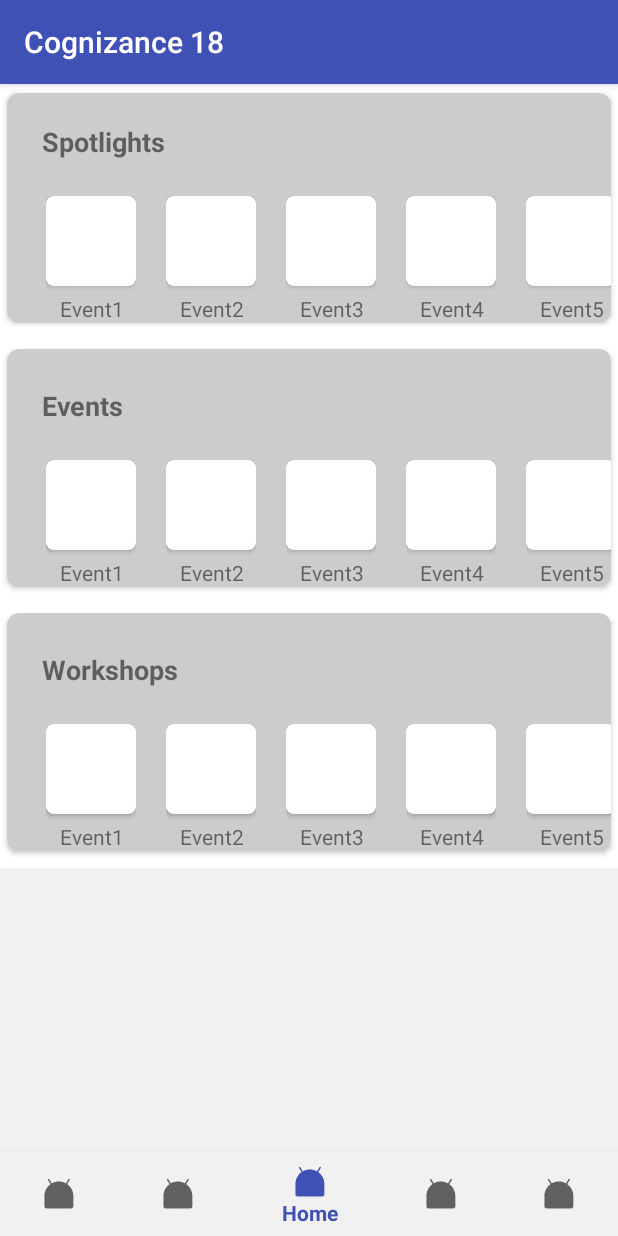
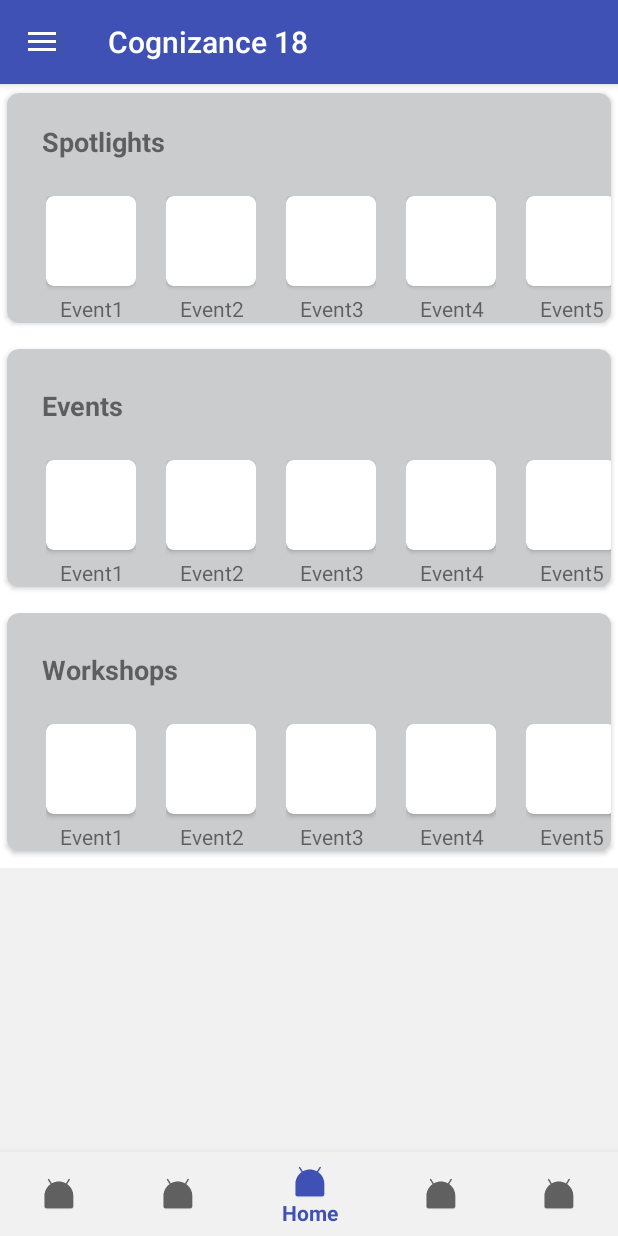
Before and after one commit to RohanBh/cogni18-app, an Android app: the screen it shows after launch (MainActivity), on a phone screen of 412 x 824 dp. Run offline under Robolectric (Android 15) with nearby library versions, the phone set to English and light mode, and no system bars.

Commit message:
Nav Drawer with basic design added

```diff
--- a/app/src/main/AndroidManifest.xml
+++ b/app/src/main/AndroidManifest.xml
@@ -8,7 +8,7 @@
         android:label="@string/app_name"
         android:roundIcon="@mipmap/ic_launcher_round"
         android:supportsRtl="true"
-        android:theme="@style/AppTheme">
+        android:theme="@style/AppTheme.NoActionBar">
         <activity android:name=".MainActivity">
             <intent-filter>
                 <action android:name="android.intent.action.MAIN" />
--- a/app/src/main/java/com/cognizance/cognizance18/MainActivity.java
+++ b/app/src/main/java/com/cognizance/cognizance18/MainActivity.java
@@ -3,19 +3,42 @@ package com.cognizance.cognizance18;
 import android.app.Fragment;
 import android.support.annotation.NonNull;
 import android.support.design.widget.BottomNavigationView;
+import android.support.design.widget.NavigationView;
 import android.support.v4.app.FragmentTransaction;
+import android.support.v4.view.GravityCompat;
+import android.support.v4.widget.DrawerLayout;
+import android.support.v7.app.ActionBarDrawerToggle;
 import android.support.v7.app.AppCompatActivity;
 import android.os.Bundle;
+import android.support.v7.widget.Toolbar;
 import android.view.MenuItem;
+import android.widget.Toast;
 
-public class MainActivity extends AppCompatActivity {
+public class MainActivity extends AppCompatActivity implements NavigationView.OnNavigationItemSelectedListener{
 
     BottomNavigationView bottomNavigationView;
 
     @Override
     protected void onCreate(Bundle savedInstanceState) {
         super.onCreate(savedInstanceState);
-        setContentView(R.layout.front_activity);
+        setContentView(R.layout.activity_main);
+
+        //Toolbar
+        Toolbar toolbar = findViewById(R.id.toolbar);
+        setSupportActionBar(toolbar);
+
+        // Navigation View
+        DrawerLayout drawer = (DrawerLayout) findViewById(R.id.drawer_layout);
+        ActionBarDrawerToggle toggle = new ActionBarDrawerToggle(
+                this, drawer, toolbar, R.string.navigation_drawer_open, R.string.navigation_drawer_close);
+        drawer.addDrawerListener(toggle);
+        toggle.syncState();
+
+        NavigationView navigationView = (NavigationView) findViewById(R.id.nav_view);
+        navigationView.setNavigationItemSelectedListener(this);
+
+
+        // Bottom Navigation View
         bottomNavigationView = (BottomNavigationView) findViewById(R.id.navigation);
         bottomNavigationView.getMenu().getItem(2).setChecked(true);
         bottomNavigationView.setOnNavigationItemSelectedListener
@@ -51,4 +74,37 @@ public class MainActivity extends AppCompatActivity {
         transaction.replace(R.id.container, HomeFragment.newInstance());
         transaction.commit();
     }
+
+    @Override
+    public boolean onNavigationItemSelected(@NonNull MenuItem item) {
+        // Handle navigation view item clicks here.
+        int id = item.getItemId();
+        android.support.v4.app.Fragment selectedFragment = null;
+        switch (item.getItemId()) {
+            case R.id.nav_home:
+                selectedFragment = HomeFragment.newInstance();
+                break;
+            case R.id.nav_events:
+                selectedFragment = EventsFragment.newInstance();
+                break;
+            case R.id.nav_profile:
+                selectedFragment = ProfileFragment.newInstance();
+                break;
+            case R.id.nav_workshops:
+                selectedFragment = WorkshopsFragment.newInstance();
+                break;
+            case R.id.nav_spotlights:
+                selectedFragment = SpotlightFragment.newInstance();
+                break;
+            case R.id.nav_sign_out:
+                Toast.makeText(this, "Coming Soon", Toast.LENGTH_SHORT).show();
+                return true;
+        }
+        FragmentTransaction transaction = getSupportFragmentManager().beginTransaction();
+        transaction.replace(R.id.container, selectedFragment);
+        transaction.commit();
+        DrawerLayout drawer = findViewById(R.id.drawer_layout);
+        drawer.closeDrawer(GravityCompat.START);
+        return true;
+    }
 }
--- a/app/src/main/res/layout/activity_main.xml
+++ b/app/src/main/res/layout/activity_main.xml
@@ -1,18 +1,26 @@
 <?xml version="1.0" encoding="utf-8"?>
-<android.support.constraint.ConstraintLayout xmlns:android="http://schemas.android.com/apk/res/android"
+<android.support.v4.widget.DrawerLayout
+    xmlns:android="http://schemas.android.com/apk/res/android"
     xmlns:app="http://schemas.android.com/apk/res-auto"
     xmlns:tools="http://schemas.android.com/tools"
+    android:id="@+id/drawer_layout"
     android:layout_width="match_parent"
     android:layout_height="match_parent"
-    tools:context="com.cognizance.cognizance18.MainActivity">
+    android:fitsSystemWindows="true"
+    tools:openDrawer="start">
 
-    <TextView
+    <include
+        layout="@layout/app_bar_main"
+        android:layout_width="match_parent"
+        android:layout_height="match_parent" />
+
+    <android.support.design.widget.NavigationView
+        android:id="@+id/nav_view"
         android:layout_width="wrap_content"
-        android:layout_height="wrap_content"
-        android:text="Hello World!"
-        app:layout_constraintBottom_toBottomOf="parent"
-        app:layout_constraintLeft_toLeftOf="parent"
-        app:layout_constraintRight_toRightOf="parent"
-        app:layout_constraintTop_toTopOf="parent" />
+        android:layout_height="match_parent"
+        android:layout_gravity="start"
+        android:fitsSystemWindows="true"
+        app:headerLayout="@layout/nav_header_main"
+        app:menu="@menu/activity_main_drawer" />
 
-</android.support.constraint.ConstraintLayout>
+</android.support.v4.widget.DrawerLayout>
--- /dev/null
+++ b/app/src/main/res/layout/app_bar_main.xml
@@ -0,0 +1,23 @@
+<?xml version="1.0" encoding="utf-8"?>
+<android.support.design.widget.CoordinatorLayout xmlns:android="http://schemas.android.com/apk/res/android"
+    xmlns:app="http://schemas.android.com/apk/res-auto"
+    xmlns:tools="http://schemas.android.com/tools"
+    android:layout_width="match_parent"
+    android:layout_height="match_parent"
+    tools:context=".MainActivity">
+
+    <android.support.design.widget.AppBarLayout
+        android:layout_width="match_parent"
+        android:layout_height="wrap_content"
+        android:theme="@style/AppTheme.AppBarOverlay">
+
+        <android.support.v7.widget.Toolbar
+            android:id="@+id/toolbar"
+            android:layout_width="match_parent"
+            android:layout_height="?attr/actionBarSize"
+            android:background="?attr/colorPrimary" />
+
+    </android.support.design.widget.AppBarLayout>
+
+    <include layout="@layout/front_activity" />
+</android.support.design.widget.CoordinatorLayout>
--- a/app/src/main/res/layout/front_activity.xml
+++ b/app/src/main/res/layout/front_activity.xml
@@ -1,7 +1,11 @@
 <?xml version="1.0" encoding="utf-8"?>
 <LinearLayout xmlns:android="http://schemas.android.com/apk/res/android"
-    android:orientation="vertical" android:layout_width="match_parent"
+    xmlns:tools="http://schemas.android.com/tools"
+    android:orientation="vertical"
+    android:layout_width="match_parent"
     android:layout_height="match_parent"
+    tools:showIn="@layout/app_bar_main"
+    app:layout_behavior="@string/appbar_scrolling_view_behavior"
     xmlns:app="http://schemas.android.com/apk/res-auto">
 
     <FrameLayout
--- /dev/null
+++ b/app/src/main/res/menu/activity_main_drawer.xml
@@ -0,0 +1,33 @@
+<?xml version="1.0" encoding="utf-8"?>
+<menu xmlns:android="http://schemas.android.com/apk/res/android"
+    xmlns:tools="http://schemas.android.com/tools"
+    tools:showIn="navigation_view">
+
+    <group android:checkableBehavior="single">
+        <item
+            android:id="@+id/nav_home"
+            android:icon="@mipmap/ic_launcher"
+            android:title="Home" />
+        <item
+            android:id="@+id/nav_workshops"
+            android:icon="@mipmap/ic_launcher"
+            android:title="@string/workshops_string" />
+        <item
+            android:id="@+id/nav_events"
+            android:icon="@mipmap/ic_launcher"
+            android:title="@string/events_string" />
+        <item
+            android:id="@+id/nav_spotlights"
+            android:icon="@mipmap/ic_launcher"
+            android:title="@string/spotlight_string" />
+        <item
+            android:id="@+id/nav_profile"
+            android:icon="@mipmap/ic_launcher"
+            android:title="Profile" />
+        <item
+            android:id="@+id/nav_sign_out"
+            android:icon="@mipmap/ic_launcher"
+            android:title="Sign Out" />
+    </group>
+
+</menu>
--- a/app/src/main/res/values/strings.xml
+++ b/app/src/main/res/values/strings.xml
@@ -34,5 +34,7 @@
         Duis vel ultricies massa, non convallis nibh. Mauris sodales
         varius est. Ut et diam eu velit eleifend efficitur.</string>
     <string name="event_details">DETAILS</string>
+    <string name="navigation_drawer_open">open</string>
+    <string name="navigation_drawer_close">\"close</string>
 
 </resources>
--- a/app/src/main/res/values/styles.xml
+++ b/app/src/main/res/values/styles.xml
@@ -17,4 +17,11 @@
         <item name="tabTextAppearance">@android:style/TextAppearance.Widget.TabWidget</item>
     </style>
 
+
+    <style name="AppTheme.NoActionBar">
+        <item name="windowActionBar">false</item>
+        <item name="windowNoTitle">true</item>
+    </style>
+    <style name="AppTheme.AppBarOverlay" parent="ThemeOverlay.AppCompat.Dark.ActionBar" />
+
 </resources>
```
Also changed, not shown: app/src/main/res/layout/nav_header_main.xml (added, +32 -0 lines), app/src/main/res/drawable/nav_background.jpg (added).
